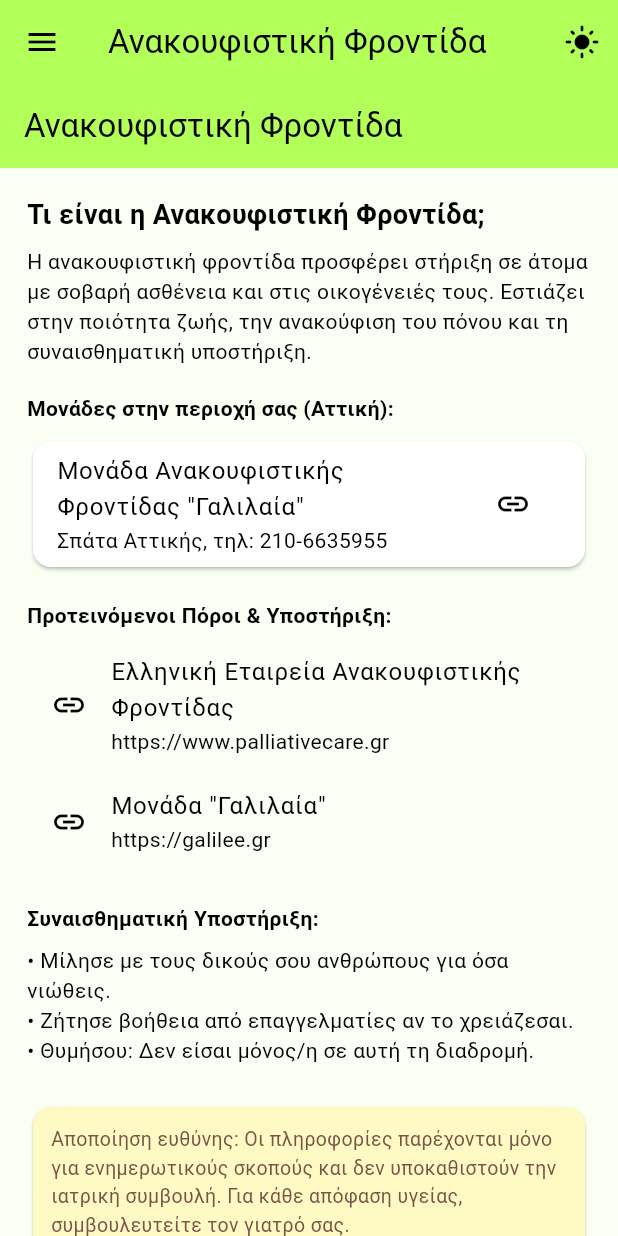
After one commit to SynaestheticSynthesis/CompAnIon, a Flutter app: the screen it shows after launch, in the side drawer, after a tap on "Ανακουφιστική Φροντίδα", on a phone screen of 412 x 824 dp. The commit adds this screen. Run offline on Flutter 3.47's test engine with Material 3 defaults, Android fonts, the phone set to English and light mode, and no system bars; our stand-ins replace font_awesome_flutter, geolocator, google_fonts, share_plus, shared_preferences.

Commit message:
feat: Add Palliative Care section with geolocation support and resources

```diff
--- /dev/null
+++ b/lib/features/palliative_care/palliative_care_screen.dart
@@ -0,0 +1,154 @@
+import 'package:flutter/material.dart';
+// Προσθήκη για γεωεντοπισμό (mock ή πραγματικό)
+import 'package:geolocator/geolocator.dart';
+
+class PalliativeCareScreen extends StatefulWidget {
+  const PalliativeCareScreen({super.key});
+
+  @override
+  State<PalliativeCareScreen> createState() => _PalliativeCareScreenState();
+}
+
+class _PalliativeCareScreenState extends State<PalliativeCareScreen> {
+  String? _userRegion;
+  List<Map<String, String>> _units = [
+    {
+      'name': 'Μονάδα Ανακουφιστικής Φροντίδας "Γαλιλαία"',
+      'region': 'Αττική',
+      'address': 'Σπάτα Αττικής, τηλ: 210-6635955',
+      'url': 'https://galilee.gr',
+    },
+    {
+      'name': 'Μονάδα "Jenny Karezi"',
+      'region': 'Αθήνα',
+      'address': 'Αθήνα, τηλ: 210-7462421',
+      'url': 'https://www.palliativecare.gr',
+    },
+    {
+      'name': 'Μονάδα Ανακουφιστικής Φροντίδας Θεσσαλονίκης',
+      'region': 'Θεσσαλονίκη',
+      'address': 'Θεσσαλονίκη, τηλ: 2310-123456',
+      'url': '',
+    },
+    // ...μπορείτε να προσθέσετε και άλλες μονάδες...
+  ];
+
+  @override
+  void initState() {
+    super.initState();
+    _detectRegion();
+  }
+
+  Future<void> _detectRegion() async {
+    // Mock γεωεντοπισμός: μπορείτε να χρησιμοποιήσετε πραγματικό geolocation αν θέλετε
+    // Εδώ για παράδειγμα, αν ο χρήστης είναι στην Αττική, εμφανίζουμε μόνο τις σχετικές μονάδες
+    // Για demo, θα βάλουμε "Αττική"
+    setState(() {
+      _userRegion = 'Αττική'; // ή πάρτε το από geolocation API
+    });
+
+    // Για πραγματικό geolocation:
+    // Position pos = await Geolocator.getCurrentPosition();
+    // Χρησιμοποιήστε reverse geocoding για να βρείτε περιοχή/νομό
+  }
+
+  @override
+  Widget build(BuildContext context) {
+    final filteredUnits = _userRegion == null
+        ? _units
+        : _units.where((u) => u['region'] == _userRegion).toList();
+
+    return Scaffold(
+      appBar: AppBar(
+        title: const Text('Ανακουφιστική Φροντίδα'),
+      ),
+      body: ListView(
+        padding: const EdgeInsets.all(18),
+        children: [
+          const Text(
+            'Τι είναι η Ανακουφιστική Φροντίδα;',
+            style: TextStyle(fontWeight: FontWeight.bold, fontSize: 18),
+          ),
+          const SizedBox(height: 8),
+          const Text(
+            'Η ανακουφιστική φροντίδα προσφέρει στήριξη σε άτομα με σοβαρή ασθένεια και στις οικογένειές τους. Εστιάζει στην ποιότητα ζωής, την ανακούφιση του πόνου και τη συναισθηματική υποστήριξη.',
+          ),
+          const SizedBox(height: 18),
+          Text(
+            _userRegion != null
+                ? 'Μονάδες στην περιοχή σας (${_userRegion!}):'
+                : 'Μονάδες & Ιατρεία Ανακουφιστικής Φροντίδας:',
+            style: const TextStyle(fontWeight: FontWeight.bold),
+          ),
+          const SizedBox(height: 8),
+          ...filteredUnits.map((unit) => Card(
+                child: ListTile(
+                  title: Text(unit['name'] ?? ''),
+                  subtitle: Text(unit['address'] ?? ''),
+                  trailing: unit['url'] != null && unit['url']!.isNotEmpty
+                      ? IconButton(
+                          icon: const Icon(Icons.link),
+                          onPressed: () {
+                            // TODO: url_launcher για άνοιγμα συνδέσμου
+                          },
+                        )
+                      : null,
+                ),
+              )),
+          if (filteredUnits.isEmpty)
+            const Padding(
+              padding: EdgeInsets.symmetric(vertical: 16),
+              child: Text(
+                'Δεν βρέθηκαν μονάδες στην περιοχή σας.',
+                style: TextStyle(color: Colors.grey),
+              ),
+            ),
+          const SizedBox(height: 18),
+          const Text(
+            'Προτεινόμενοι Πόροι & Υποστήριξη:',
+            style: TextStyle(fontWeight: FontWeight.bold),
+          ),
+          const SizedBox(height: 8),
+          ListTile(
+            leading: const Icon(Icons.link),
+            title: const Text('Ελληνική Εταιρεία Ανακουφιστικής Φροντίδας'),
+            subtitle: const Text('https://www.palliativecare.gr'),
+            onTap: () {
+              // TODO: Add url_launcher integration
+            },
+          ),
+          ListTile(
+            leading: const Icon(Icons.link),
+            title: const Text('Μονάδα "Γαλιλαία"'),
+            subtitle: const Text('https://galilee.gr'),
+            onTap: () {
+              // TODO: Add url_launcher integration
+            },
+          ),
+          const SizedBox(height: 18),
+          const Text(
+            'Συναισθηματική Υποστήριξη:',
+            style: TextStyle(fontWeight: FontWeight.bold),
+          ),
+          const SizedBox(height: 8),
+          const Text(
+            '• Μίλησε με τους δικούς σου ανθρώπους για όσα νιώθεις.\n'
+            '• Ζήτησε βοήθεια από επαγγελματίες αν το χρειάζεσαι.\n'
+            '• Θυμήσου: Δεν είσαι μόνος/η σε αυτή τη διαδρομή.',
+          ),
+          const SizedBox(height: 24),
+          Card(
+            color: Colors.yellow[100],
+            child: Padding(
+              padding: const EdgeInsets.all(12.0),
+              child: Text(
+                'Αποποίηση ευθύνης: Οι πληροφορίες παρέχονται μόνο για ενημερωτικούς σκοπούς και δεν υποκαθιστούν την ιατρική συμβουλή. Για κάθε απόφαση υγείας, συμβουλευτείτε τον γιατρό σας.',
+                style: const TextStyle(fontSize: 13, color: Colors.brown),
+              ),
+            ),
+          ),
+        ],
+      ),
+    );
+  }
+}
--- a/lib/main.dart
+++ b/lib/main.dart
@@ -5,6 +5,7 @@ import 'features/emotion_check_in/emotion_check_in_screen.dart';
 import 'features/reflection/reflection_screen.dart';
 import '../modules/remember_me/remember_me_screen.dart';
 import 'features/settings/settings_screen.dart';
+import 'features/palliative_care/palliative_care_screen.dart';
 import 'l10n/app_localizations.dart'; // Generated by intl_utils or flutter gen-l10n
 
 void main() {
@@ -77,6 +78,7 @@ class _CompAnIonAppState extends State<CompAnIonApp> {
     final List<Widget> _screens = [
       EmotionCheckInScreen(),
       RememberMeScreen(),
+      PalliativeCareScreen(),
       SettingsScreen(
         currentLocale: _locale,
         onLocaleChanged: (locale) {
@@ -121,7 +123,9 @@ class _CompAnIonAppState extends State<CompAnIonApp> {
                         ? loc.menuEmotionCheckIn
                         : _selectedIndex == 1
                           ? loc.menuRememberMe
-                          : loc.settings ?? 'Settings'
+                          : _selectedIndex == 2
+                            ? 'Ανακουφιστική Φροντίδα'
+                            : loc.settings ?? 'Settings'
                     ),
                     actions: [
                       IconButton(
@@ -163,11 +167,20 @@ class _CompAnIonAppState extends State<CompAnIonApp> {
                           },
                         ),
                         ListTile(
-                          leading: const Icon(Icons.settings),
-                          title: Text(loc.settings ?? 'Settings'),
+                          leading: const Icon(Icons.local_hospital),
+                          title: const Text('Ανακουφιστική Φροντίδα'),
                           selected: _selectedIndex == 2,
                           onTap: () {
                             setState(() => _selectedIndex = 2);
+                            Navigator.pop(context);
+                          },
+                        ),
+                        ListTile(
+                          leading: const Icon(Icons.settings),
+                          title: Text(loc.settings ?? 'Settings'),
+                          selected: _selectedIndex == 3,
+                          onTap: () {
+                            setState(() => _selectedIndex = 3);
                             Navigator.pop(context);
                           },
                         ),
--- a/pubspec.yaml
+++ b/pubspec.yaml
@@ -16,7 +16,7 @@ publish_to: 'none' # Remove this line if you wish to publish to pub.dev
 # https://developer.apple.com/library/archive/documentation/General/Reference/InfoPlistKeyReference/Articles/CoreFoundationKeys.html
 # In Windows, build-name is used as the major, minor, and patch parts
 # of the product and file versions while build-number is used as the build suffix.
-version: 1.0.1+2
+version: 1.1.0+0
 
 environment:
   sdk: ^3.8.0
@@ -47,6 +47,7 @@ dependencies:
   shared_preferences: ^2.5.3
   share_plus: ^11.0.0
   font_awesome_flutter: ^10.7.0
+  geolocator: ^14.0.2
 
 dev_dependencies:
   flutter_test:
```
Also changed, not shown: pubspec.lock, 5 other files.
